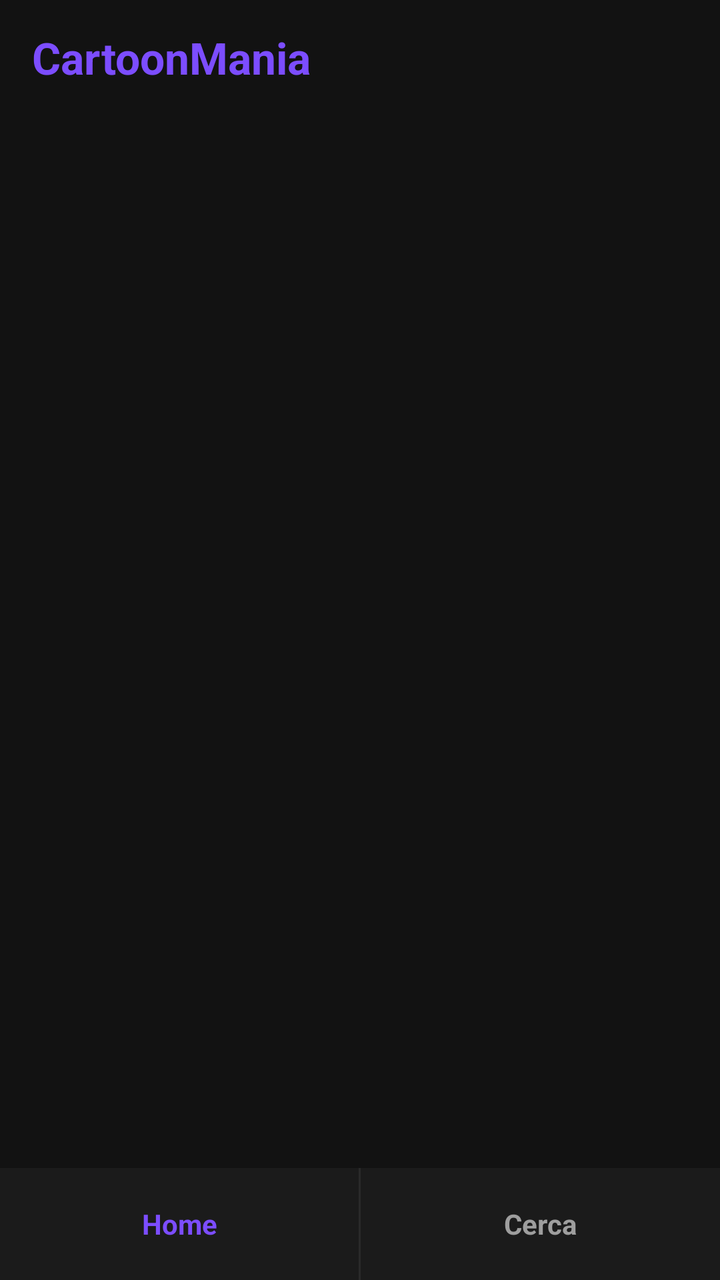
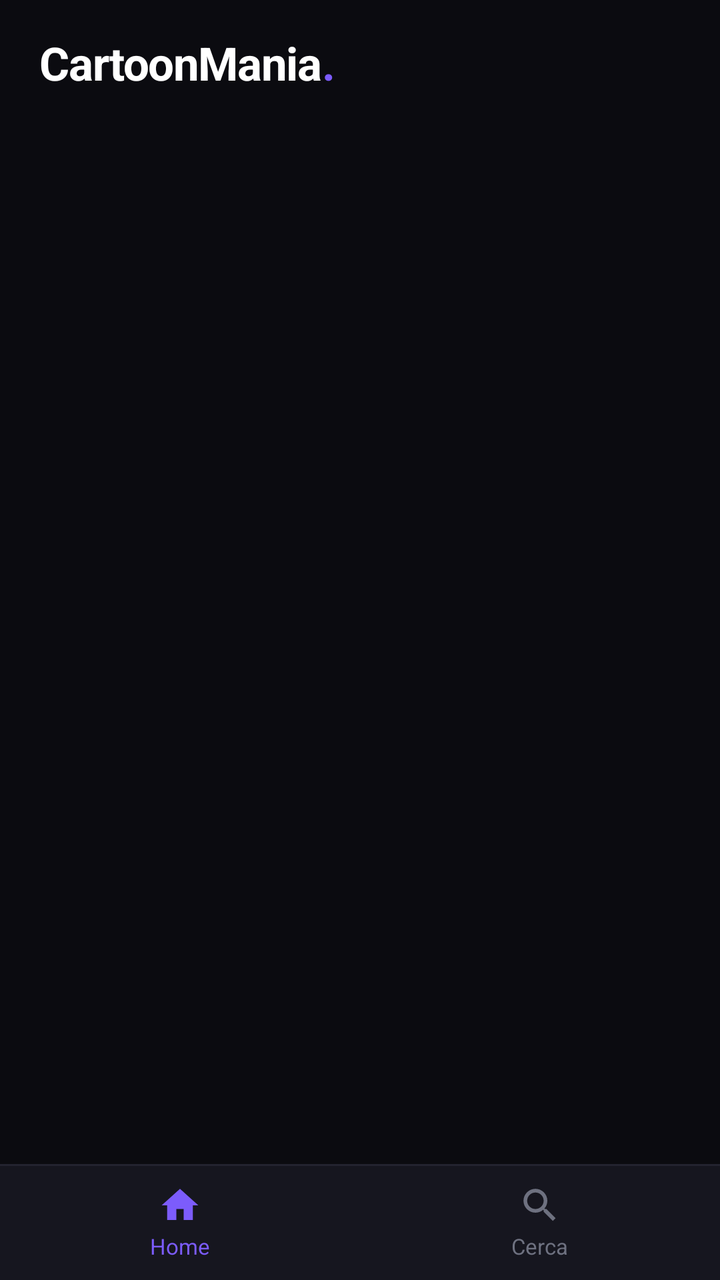

The first picture is an Android layout as it rendered before a commit; the second is the same layout after the commit. The layout source and the unified diff follow.
<!-- AndroidManifest.xml: application theme AppTheme -->
<!-- res/layout/activity_home.xml -->
<?xml version="1.0" encoding="utf-8"?>
<LinearLayout xmlns:android="http://schemas.android.com/apk/res/android"
    android:layout_width="match_parent"
    android:layout_height="match_parent"
    android:orientation="vertical"
    android:background="#121212">

    <LinearLayout
        android:layout_width="match_parent"
        android:layout_height="wrap_content"
        android:orientation="horizontal"
        android:gravity="center_vertical"
        android:paddingStart="16dp"
        android:paddingEnd="16dp"
        android:paddingTop="14dp"
        android:paddingBottom="10dp">

        <TextView
            android:id="@+id/home_logo"
            android:layout_width="wrap_content"
            android:layout_height="wrap_content"
            android:text="@string/app_name"
            android:textSize="22sp"
            android:textStyle="bold"
            android:textColor="#7C4DFF" />
    </LinearLayout>

    <TextView
        android:id="@+id/home_status"
        android:layout_width="match_parent"
        android:layout_height="wrap_content"
        android:paddingStart="16dp"
        android:paddingEnd="16dp"
        android:paddingBottom="8dp"
        android:textSize="13sp"
        android:textColor="#FF7043"
        android:visibility="gone" />

    <ScrollView
        android:layout_width="match_parent"
        android:layout_height="0dp"
        android:layout_weight="1"
        android:scrollbars="none">

        <LinearLayout
            android:id="@+id/home_container"
            android:layout_width="match_parent"
            android:layout_height="wrap_content"
            android:orientation="vertical" />
    </ScrollView>

    <LinearLayout
        android:layout_width="match_parent"
        android:layout_height="56dp"
        android:orientation="horizontal"
        android:background="#1B1B1B">

        <TextView
            android:id="@+id/btn_tab_home"
            android:layout_width="0dp"
            android:layout_height="match_parent"
            android:layout_weight="1"
            android:gravity="center"
            android:text="@string/tab_home"
            android:textSize="14sp"
            android:textStyle="bold"
            android:textColor="#7C4DFF"
            android:background="?android:attr/selectableItemBackground" />

        <View
            android:layout_width="1dp"
            android:layout_height="match_parent"
            android:background="#2A2A2A" />

        <TextView
            android:id="@+id/btn_tab_search"
            android:layout_width="0dp"
            android:layout_height="match_parent"
            android:layout_weight="1"
            android:gravity="center"
            android:text="@string/tab_search"
            android:textSize="14sp"
            android:textStyle="bold"
            android:textColor="#9E9E9E"
            android:background="?android:attr/selectableItemBackground" />
    </LinearLayout>
</LinearLayout>
<!-- resources referenced by this layout -->
<resources>
  <string name="app_name">CartoonMania</string>
  <string name="tab_home">Home</string>
  <string name="tab_search">Cerca</string>
  <style name="AppTheme" parent="android:Theme.Material.NoActionBar">
          <item name="android:colorPrimary">#7C4DFF</item>
          <item name="android:colorPrimaryDark">#121212</item>
          <item name="android:colorAccent">#7C4DFF</item>
          <item name="android:windowBackground">#121212</item>
          <item name="android:statusBarColor">#000000</item>
          <item name="android:navigationBarColor">#000000</item>
      </style>
</resources>

<!-- the commit's change to res/layout/activity_home.xml (unified diff, before → after) -->
@@ -3,37 +3,46 @@
     android:layout_width="match_parent"
     android:layout_height="match_parent"
     android:orientation="vertical"
-    android:background="#121212">
+    android:background="@color/bg">
 
     <LinearLayout
         android:layout_width="match_parent"
         android:layout_height="wrap_content"
         android:orientation="horizontal"
         android:gravity="center_vertical"
-        android:paddingStart="16dp"
-        android:paddingEnd="16dp"
-        android:paddingTop="14dp"
-        android:paddingBottom="10dp">
+        android:paddingStart="20dp"
+        android:paddingEnd="20dp"
+        android:paddingTop="16dp"
+        android:paddingBottom="12dp">
 
         <TextView
             android:id="@+id/home_logo"
             android:layout_width="wrap_content"
             android:layout_height="wrap_content"
             android:text="@string/app_name"
-            android:textSize="22sp"
+            android:textSize="23sp"
             android:textStyle="bold"
-            android:textColor="#7C4DFF" />
+            android:letterSpacing="-0.02"
+            android:textColor="@color/text_primary" />
+
+        <TextView
+            android:layout_width="wrap_content"
+            android:layout_height="wrap_content"
+            android:text="."
+            android:textSize="23sp"
+            android:textStyle="bold"
+            android:textColor="@color/accent" />
     </LinearLayout>
 
     <TextView
         android:id="@+id/home_status"
         android:layout_width="match_parent"
         android:layout_height="wrap_content"
-        android:paddingStart="16dp"
-        android:paddingEnd="16dp"
-        android:paddingBottom="8dp"
+        android:paddingStart="20dp"
+        android:paddingEnd="20dp"
+        android:paddingBottom="10dp"
         android:textSize="13sp"
-        android:textColor="#FF7043"
+        android:textColor="@color/status_error"
         android:visibility="gone" />
 
     <ScrollView
@@ -51,37 +60,59 @@
 
     <LinearLayout
         android:layout_width="match_parent"
-        android:layout_height="56dp"
+        android:layout_height="58dp"
         android:orientation="horizontal"
-        android:background="#1B1B1B">
+        android:background="@drawable/bg_bottom_nav"
+        android:elevation="8dp">
 
-        <TextView
+        <LinearLayout
             android:id="@+id/btn_tab_home"
             android:layout_width="0dp"
             android:layout_height="match_parent"
             android:layout_weight="1"
+            android:orientation="vertical"
             android:gravity="center"
-            android:text="@string/tab_home"
-            android:textSize="14sp"
-            android:textStyle="bold"
-            android:textColor="#7C4DFF"
-            android:background="?android:attr/selectableItemBackground" />
+            android:background="?android:attr/selectableItemBackground">
 
-        <View
-            android:layout_width="1dp"
-            android:layout_height="match_parent"
-            android:background="#2A2A2A" />
+            <ImageView
+                android:layout_width="22dp"
+                android:layout_height="22dp"
+                android:src="@drawable/ic_home"
+                android:tint="@color/accent"
+                android:contentDescription="@string/tab_home" />
 
-        <TextView
+            <TextView
+                android:layout_width="wrap_content"
+                android:layout_height="wrap_content"
+                android:layout_marginTop="2dp"
+                android:text="@string/tab_home"
+                android:textSize="11sp"
+                android:textColor="@color/accent" />
+        </LinearLayout>
+
+        <LinearLayout
             android:id="@+id/btn_tab_search"
             android:layout_width="0dp"
             android:layout_height="match_parent"
             android:layout_weight="1"
+            android:orientation="vertical"
             android:gravity="center"
-            android:text="@string/tab_search"
-            android:textSize="14sp"
-            android:textStyle="bold"
-            android:textColor="#9E9E9E"
-            android:background="?android:attr/selectableItemBackground" />
+            android:background="?android:attr/selectableItemBackground">
+
+            <ImageView
+                android:layout_width="22dp"
+                android:layout_height="22dp"
+                android:src="@drawable/ic_search"
+                android:tint="@color/text_hint"
+                android:contentDescription="@string/tab_search" />
+
+            <TextView
+                android:layout_width="wrap_content"
+                android:layout_height="wrap_content"
+                android:layout_marginTop="2dp"
+                android:text="@string/tab_search"
+                android:textSize="11sp"
+                android:textColor="@color/text_hint" />
+        </LinearLayout>
     </LinearLayout>
 </LinearLayout>
<!-- resource entries referenced after the edit -->
@@ -1,15 +1,58 @@
 <!-- resources referenced by this layout -->
 <resources>
+  <color name="accent">#7C5CFC</color>
+  <color name="bg">#0B0B10</color>
+  <color name="status_error">#FF7043</color>
+  <color name="text_hint">#6E7180</color>
+  <color name="text_primary">#FFFFFF</color>
+  <!-- drawable bg_bottom_nav (drawable) -->
+  <?xml version="1.0" encoding="utf-8"?>
+  <layer-list xmlns:android="http://schemas.android.com/apk/res/android">
+      <item>
+          <shape android:shape="rectangle">
+              <solid android:color="@color/divider" />
+          </shape>
+      </item>
+      <item android:top="1dp">
+          <shape android:shape="rectangle">
+              <solid android:color="@color/surface" />
+          </shape>
+      </item>
+  </layer-list>
+  <!-- drawable ic_home (drawable) -->
+  <?xml version="1.0" encoding="utf-8"?>
+  <vector xmlns:android="http://schemas.android.com/apk/res/android"
+      android:width="24dp" android:height="24dp"
+      android:viewportWidth="24" android:viewportHeight="24">
+      <path
+          android:fillColor="#FFFFFFFF"
+          android:pathData="M10,20v-6h4v6h5v-8h3L12,3 2,12h3v8z" />
+  </vector>
+  <!-- drawable ic_search (drawable) -->
+  <?xml version="1.0" encoding="utf-8"?>
+  <vector xmlns:android="http://schemas.android.com/apk/res/android"
+      android:width="24dp" android:height="24dp"
+      android:viewportWidth="24" android:viewportHeight="24">
+      <path
+          android:fillColor="#FFFFFFFF"
+          android:pathData="M15.5,14h-0.79l-0.28,-0.27C15.41,12.59 16,11.11 16,9.5 16,5.91 13.09,3 9.5,3S3,5.91 3,9.5 5.91,16 9.5,16c1.61,0 3.09,-0.59 4.23,-1.57l0.27,0.28v0.79l5,4.99L20.49,19l-4.99,-5zM9.5,14C7.01,14 5,11.99 5,9.5S7.01,5 9.5,5 14,7.01 14,9.5 11.99,14 9.5,14z" />
+  </vector>
   <string name="app_name">CartoonMania</string>
   <string name="tab_home">Home</string>
   <string name="tab_search">Cerca</string>
   <style name="AppTheme" parent="android:Theme.Material.NoActionBar">
-          <item name="android:colorPrimary">#7C4DFF</item>
-          <item name="android:colorPrimaryDark">#121212</item>
-          <item name="android:colorAccent">#7C4DFF</item>
-          <item name="android:windowBackground">#121212</item>
-          <item name="android:statusBarColor">#000000</item>
-          <item name="android:navigationBarColor">#000000</item>
+          <item name="android:colorPrimary">@color/accent</item>
+          <item name="android:colorPrimaryDark">@color/bg</item>
+          <item name="android:colorAccent">@color/accent</item>
+          <item name="android:windowBackground">@color/bg</item>
+          <item name="android:statusBarColor">@color/bg</item>
+          <item name="android:navigationBarColor">@color/bg</item>
+          <item name="android:textColorPrimary">@color/text_primary</item>
+          <item name="android:textColorSecondary">@color/text_secondary</item>
+          <item name="android:windowLightStatusBar">false</item>
       </style>
+  <color name="divider">#23232F</color>
+  <color name="surface">#16161F</color>
+  <color name="text_secondary">#A0A4B8</color>
 </resources>
 
